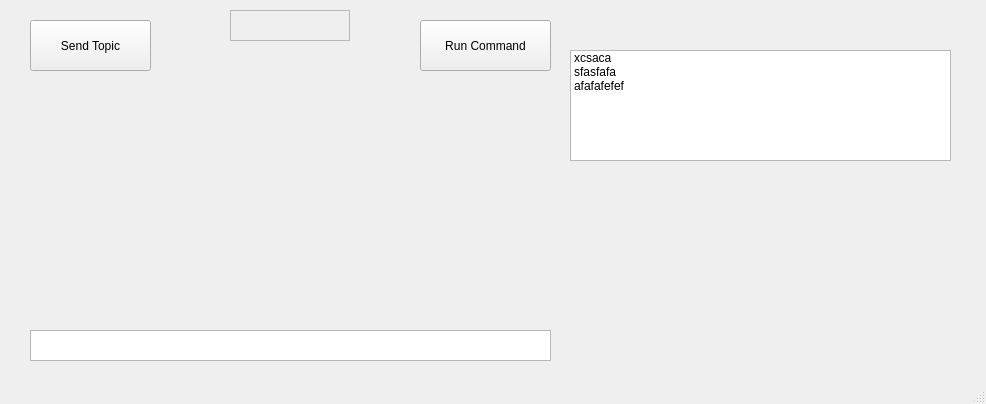
Old version of the form UI/smrr_ui/src/ui/mainwindow.ui in the repository ENTC-FYP-19-G08/ismrr.
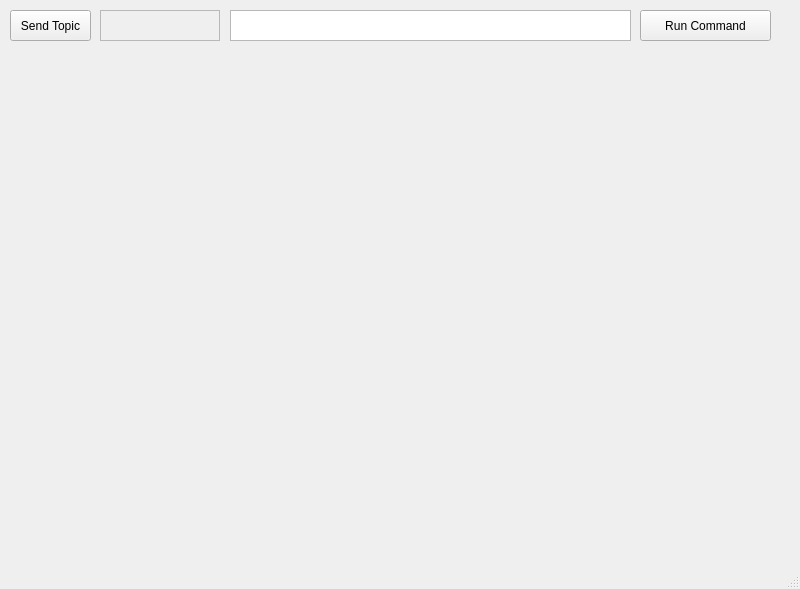
New version of the form.

Commit message: implement connection with second window

What changed in the file:
```diff
--- a/UI/smrr_ui/src/ui/mainwindow.ui
+++ b/UI/smrr_ui/src/ui/mainwindow.ui
@@ -6,8 +6,8 @@
    <rect>
     <x>0</x>
     <y>0</y>
-    <width>986</width>
-    <height>404</height>
+    <width>800</width>
+    <height>589</height>
    </rect>
   </property>
   <property name="windowTitle">
@@ -17,10 +17,10 @@
    <widget class="QPushButton" name="pushButton">
     <property name="geometry">
      <rect>
-      <x>30</x>
-      <y>20</y>
-      <width>121</width>
-      <height>51</height>
+      <x>10</x>
+      <y>10</y>
+      <width>81</width>
+      <height>31</height>
      </rect>
     </property>
     <property name="text">
@@ -30,10 +30,10 @@
    <widget class="QPushButton" name="pushButton2">
     <property name="geometry">
      <rect>
-      <x>420</x>
-      <y>20</y>
+      <x>640</x>
+      <y>10</y>
       <width>131</width>
-      <height>51</height>
+      <height>31</height>
      </rect>
     </property>
     <property name="text">
@@ -59,9 +59,9 @@
    <widget class="QTextEdit" name="textEdit">
     <property name="geometry">
      <rect>
-      <x>30</x>
-      <y>330</y>
-      <width>521</width>
+      <x>230</x>
+      <y>10</y>
+      <width>401</width>
       <height>31</height>
      </rect>
     </property>
@@ -69,17 +69,17 @@
    <widget class="QStackedWidget" name="stackedWidget">
     <property name="geometry">
      <rect>
-      <x>40</x>
-      <y>70</y>
-      <width>531</width>
-      <height>251</height>
+      <x>10</x>
+      <y>50</y>
+      <width>800</width>
+      <height>480</height>
      </rect>
     </property>
    </widget>
    <widget class="QFrame" name="frame">
     <property name="geometry">
      <rect>
-      <x>230</x>
+      <x>100</x>
       <y>10</y>
       <width>120</width>
       <height>31</height>
@@ -92,51 +92,6 @@
      <enum>QFrame::Raised</enum>
     </property>
    </widget>
-   <widget class="QWidget" name="widget_2" native="true">
-    <property name="geometry">
-     <rect>
-      <x>220</x>
-      <y>270</y>
-      <width>120</width>
-      <height>80</height>
-     </rect>
-    </property>
-   </widget>
-   <widget class="QWidget" name="widget" native="true">
-    <property name="geometry">
-     <rect>
-      <x>720</x>
-      <y>200</y>
-      <width>120</width>
-      <height>80</height>
-     </rect>
-    </property>
-   </widget>
-   <widget class="QListWidget" name="listWidget">
-    <property name="geometry">
-     <rect>
-      <x>570</x>
-      <y>50</y>
-      <width>381</width>
-      <height>111</height>
-     </rect>
-    </property>
-    <item>
-     <property name="text">
-      <string>xcsaca</string>
-     </property>
-    </item>
-    <item>
-     <property name="text">
-      <string>sfasfafa</string>
-     </property>
-    </item>
-    <item>
-     <property name="text">
-      <string>afafafefef</string>
-     </property>
-    </item>
-   </widget>
   </widget>
   <widget class="QMenuBar" name="menubar">
    <property name="geometry">
```
Left out of the diff: 2 changed lines with no effect on the pictures. The commit also changes 4 other files.
